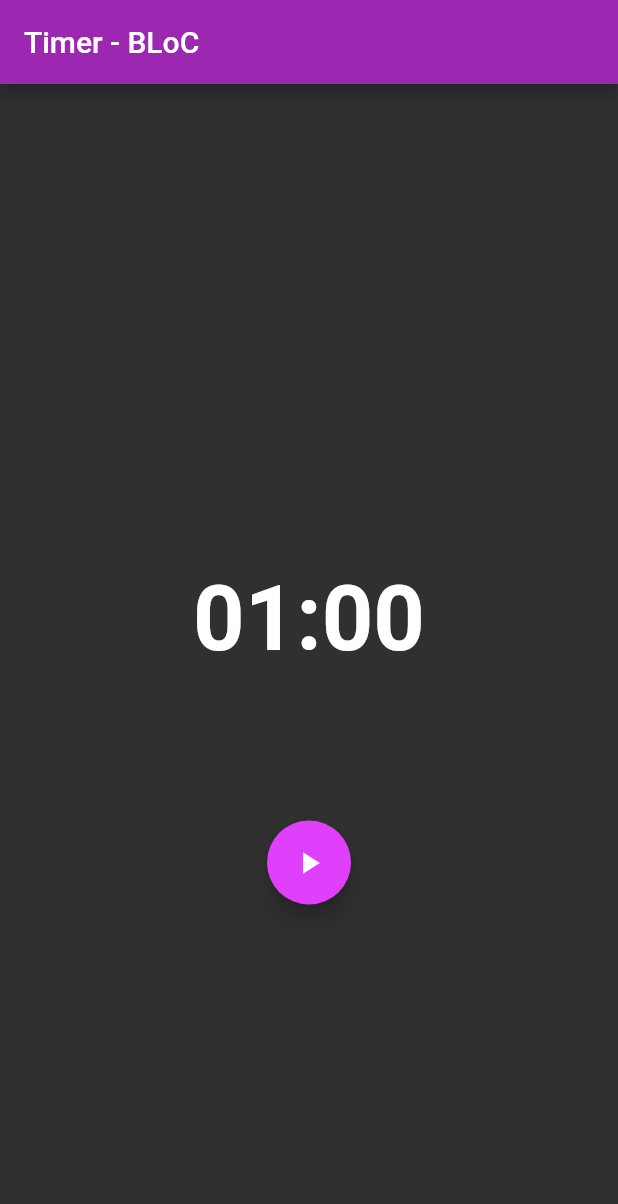
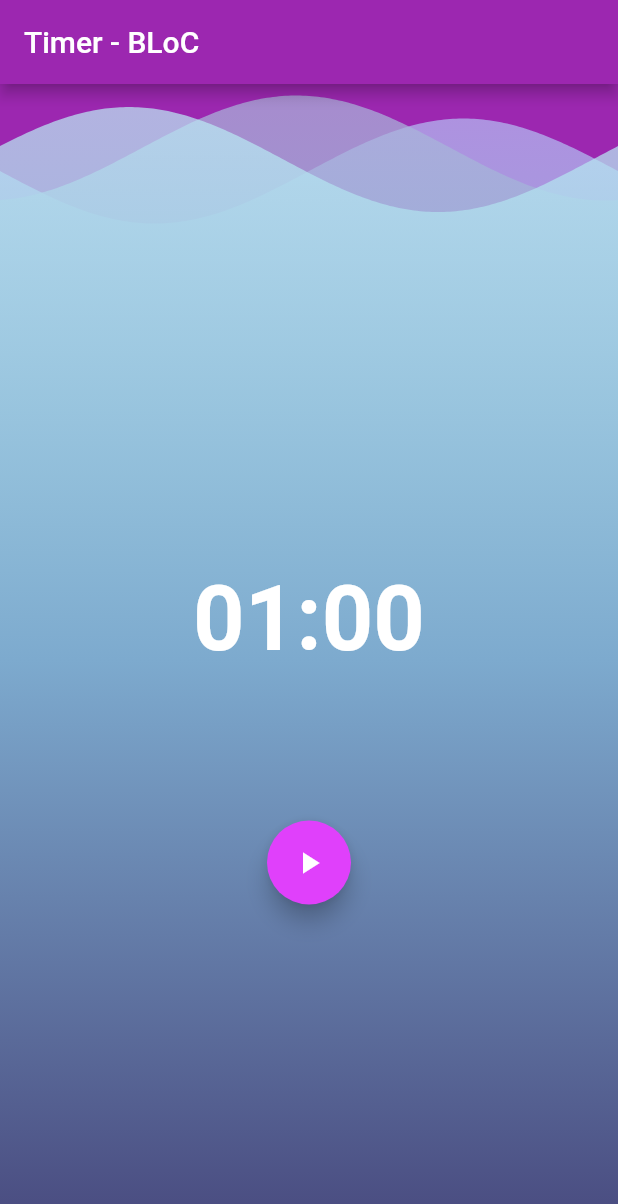
Before and after one commit to FrancaTM/timer-flutter-bloc, a Flutter app: the screen it shows after launch, on a phone screen of 412 x 824 dp. Shown: the top 1204 px of the screen. Run offline on Flutter 3.47's test engine with Material 2 defaults, Android fonts, the phone set to English and light mode, and no system bars; drawn by our look-alikes of wave; our stand-ins replace bloc, equatable, flutter_bloc.

```diff
--- a/lib/main.dart
+++ b/lib/main.dart
@@ -2,6 +2,9 @@ import 'package:flutter/material.dart';
 import 'package:flutter_bloc/flutter_bloc.dart';
 import 'package:timer_flutter_bloc/bloc/bloc.dart';
 import 'package:timer_flutter_bloc/ticker.dart';
+
+import 'package:wave/wave.dart';
+import 'package:wave/config.dart';
 
 void main() => runApp(MyApp());
 
@@ -48,7 +51,10 @@ class Timer extends StatelessWidget {
       appBar: AppBar(
         title: Text('Timer - BLoC'),
       ),
-      body: Column(
+      body: Stack(
+        children: <Widget>[
+          Background(),
+          Column(
             mainAxisAlignment: MainAxisAlignment.center,
             crossAxisAlignment: CrossAxisAlignment.center,
             children: <Widget>[
@@ -62,8 +68,10 @@ class Timer extends StatelessWidget {
                           .floor()
                           .toString()
                           .padLeft(2, '0');
-                  final String secondsStr =
-                      (state.duration % 60).floor().toString().padLeft(2, '0');
+                      final String secondsStr = (state.duration % 60)
+                          .floor()
+                          .toString()
+                          .padLeft(2, '0');
                       return Text(
                         '$minutesStr:$secondsStr',
                         style: Timer.timerTextStyle,
@@ -77,6 +85,8 @@ class Timer extends StatelessWidget {
                     currentState.runtimeType != previousState.runtimeType,
                 bloc: _timerBloc,
                 builder: (context, state) => Actions(),
+              ),
+            ],
           ),
         ],
       ),
@@ -143,3 +153,37 @@ class Actions extends StatelessWidget {
     return [];
   }
 }
+
+class Background extends StatelessWidget {
+  @override
+  Widget build(BuildContext context) {
+    return WaveWidget(
+      config: CustomConfig(
+        gradients: [
+          [
+            Color.fromRGBO(72, 74, 126, 1),
+            Color.fromRGBO(125, 170, 206, 1),
+            Color.fromRGBO(184, 189, 245, 0.7),
+          ],
+          [
+            Color.fromRGBO(72, 74, 126, 1),
+            Color.fromRGBO(125, 170, 206, 1),
+            Color.fromRGBO(172, 182, 219, 0.7),
+          ],
+          [
+            Color.fromRGBO(72, 73, 126, 1),
+            Color.fromRGBO(125, 170, 206, 1),
+            Color.fromRGBO(190, 238, 246, 0.7),
+          ],
+        ],
+        durations: [19440, 10800, 6000],
+        heightPercentages: [0.03, 0.01, 0.02],
+        gradientBegin: Alignment.bottomCenter,
+        gradientEnd: Alignment.topCenter,
+      ),
+      size: Size(double.infinity, double.infinity),
+      waveAmplitude: 25,
+      backgroundColor: Colors.purple,
+    );
+  }
+}
```
Lines whose indentation alone changed are shown as unchanged.
